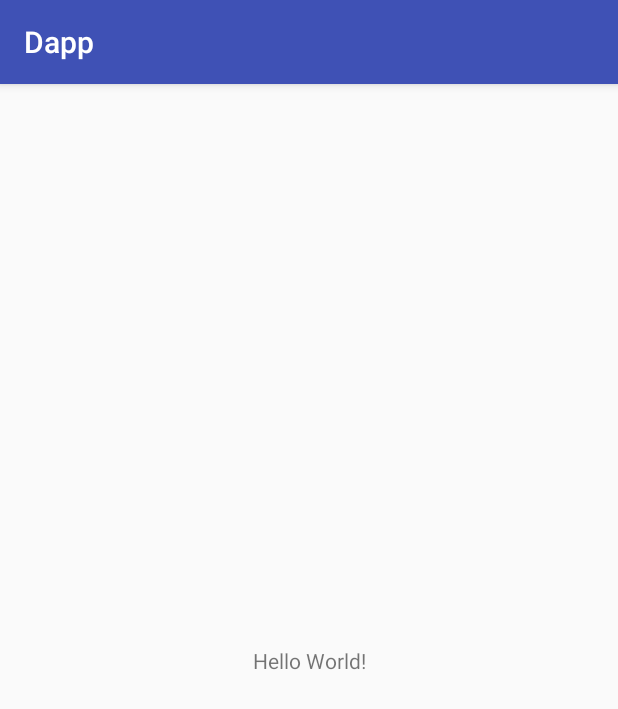
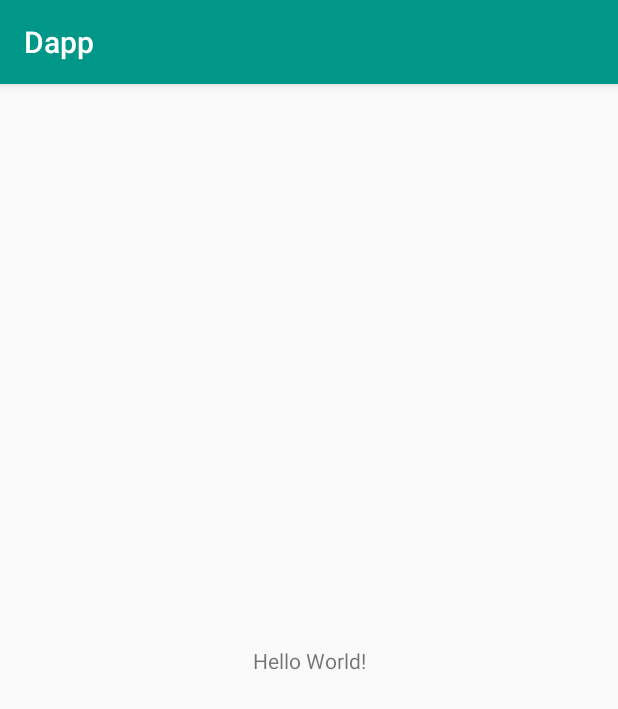
Before and after one commit to dtancs/Dapp-Android, an Android app: the screen it shows after launch (MainActivity), on a phone screen of 412 x 824 dp. Shown: the top 709 px of the screen. Run offline under Robolectric (Android 15) with nearby library versions, the phone set to English and light mode, and no system bars.

Commit message:
Change colors

```diff
--- a/app/src/main/res/values/colors.xml
+++ b/app/src/main/res/values/colors.xml
@@ -1,6 +1,6 @@
 <?xml version="1.0" encoding="utf-8"?>
 <resources>
-    <color name="colorPrimary">#3F51B5</color>
-    <color name="colorPrimaryDark">#303F9F</color>
+    <color name="colorPrimary">#009688</color>
+    <color name="colorPrimaryDark">#00796b</color>
     <color name="colorAccent">#FF4081</color>
 </resources>
```
